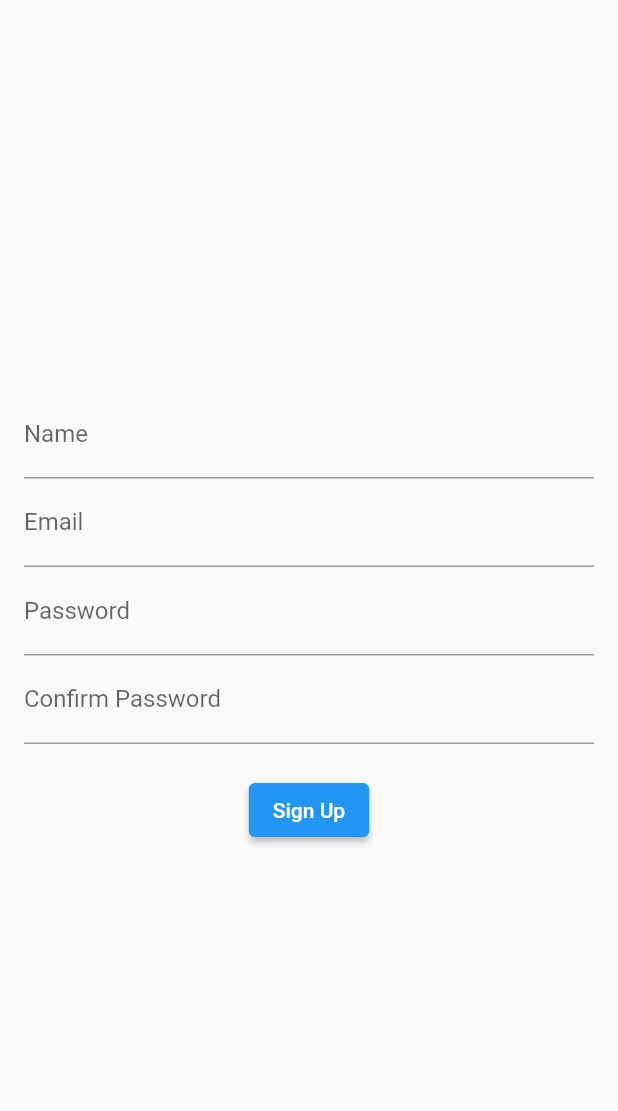
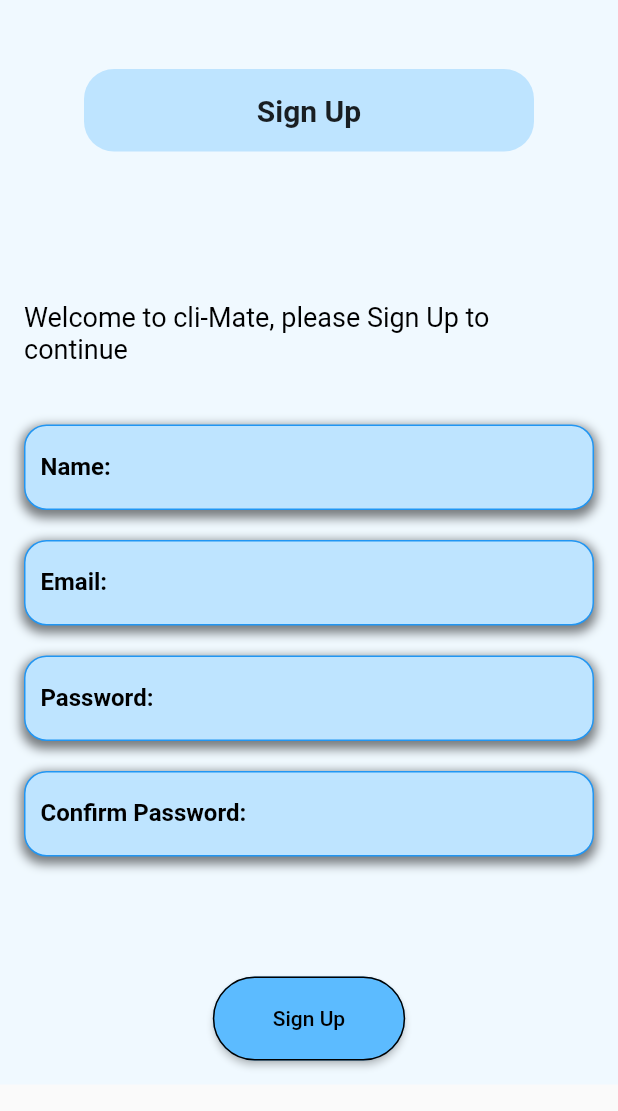
Before and after one commit to me-sanath/HackAI_Hack-230354, a Flutter app: the SignUpPage screen opened directly, on a phone screen of 412 x 824 dp. Shown: the top 1111 px of the screen. Run offline on Flutter 3.47's test engine with Material 2 defaults, Android fonts, the phone set to English and light mode, and no system bars; our stand-ins replace curved_navigation_bar, geocoding, geolocator.

Commit message:
Sign up page

```diff
--- a/first_app/lib/pages/signup.dart
+++ b/first_app/lib/pages/signup.dart
@@ -2,11 +2,6 @@
 import 'TemperaturePreferencesPage.dart';
 import 'package:http/http.dart' as http;
 import 'dart:convert';
-
-// If you want to run the page uncomment:
-// void main(){
-//   runApp(SignUp());
-// }
 
 class SignUp extends StatelessWidget {
   @override
@@ -45,7 +40,6 @@
         'password': password,
       };
 
-      // Sanath send the data to django
       final response = await http.post(
         Uri.parse(
             'http://your-django-api-url/register/'), // Replace with your registration endpoint URL
@@ -56,7 +50,6 @@
       );
 
       if (response.statusCode == 200) {
-        // Sanath, successful registration, handle the response accordingly
         final String receivedUserId = 'user_id_from_django';
 
         setState(() {
@@ -72,7 +65,6 @@
           _message = 'Registration successful.';
         });
       } else {
-        // Sanath, registration failed, handle the error response
         setState(() {
           _message = 'Registration failed: ${response.body}';
         });
@@ -88,35 +80,127 @@
   @override
   Widget build(BuildContext context) {
     return Scaffold(
-      body: Padding(
+      resizeToAvoidBottomInset: false,
+      body: SingleChildScrollView(
+        child: Container(
+          color: const Color.fromARGB(
+              255, 240, 249, 255), // Set the background color to light blue
+          child: Center(
+            child: Padding(
               padding: const EdgeInsets.all(16.0),
               child: Column(
-          mainAxisAlignment: MainAxisAlignment.center,
+                mainAxisAlignment: MainAxisAlignment.start, // Changed to start
                 children: [
-            TextField(
-              controller: _nameController,
-              decoration: InputDecoration(labelText: 'Name'),
+                  SizedBox(height: 30),
+                  Container(
+                    width: 300,
+                    padding: const EdgeInsets.all(16.0),
+                    alignment: Alignment.center,
+                    decoration: BoxDecoration(
+                      color: Color.fromARGB(255, 190, 228, 255),
+                      borderRadius: BorderRadius.circular(20),
                     ),
-            TextField(
-              controller: _emailController,
-              decoration: InputDecoration(labelText: 'Email'),
+                    child: Text(
+                      'Sign Up',
+                      style: TextStyle(
+                        fontSize: 20,
+                        fontWeight: FontWeight.bold,
                       ),
-            TextField(
-              controller: _passwordController,
-              obscureText: true,
-              decoration: InputDecoration(labelText: 'Password'),
                     ),
-            TextField(
-              controller: _confirmPasswordController,
-              obscureText: true,
-              decoration: InputDecoration(labelText: 'Confirm Password'),
                   ),
+                  SizedBox(height: 100), // Increased the top spacing
+                  Text(
+                    'Welcome to cli-Mate, please Sign Up to continue',
+                    style: TextStyle(
+                      color: Colors.black,
+                      fontSize: 18.0,
+                    ),
+                  ),
+                  SizedBox(
+                      height: 40), // Increased spacing below the description
+                  _buildTextField(_nameController, 'Name:'),
                   SizedBox(height: 20),
+                  _buildTextField(_emailController, 'Email:'),
+                  SizedBox(height: 20),
+                  _buildTextField(_passwordController, 'Password:',
+                      isPassword: true),
+                  SizedBox(height: 20),
+                  _buildTextField(
+                      _confirmPasswordController, 'Confirm Password:',
+                      isPassword: true),
+                  SizedBox(height: 80),
                   ElevatedButton(
                     onPressed: _signUp,
+                    style: ButtonStyle(
+                      backgroundColor: MaterialStateProperty.all<Color>(
+                        Color.fromARGB(255, 92, 187, 255),
+                      ),
+                      foregroundColor: MaterialStateProperty.all<Color>(
+                        Colors.black, // Set the font color to black
+                      ),
+                      shape: MaterialStateProperty.all<RoundedRectangleBorder>(
+                        RoundedRectangleBorder(
+                          borderRadius: BorderRadius.circular(
+                              30.0), // Adjust the radius for all sides
+                          side: BorderSide(
+                              color: Colors
+                                  .black), // Set the border color to black
+                        ),
+                      ),
+                      padding: MaterialStateProperty.all<EdgeInsetsGeometry>(
+                        EdgeInsets.symmetric(
+                            horizontal: 40.0,
+                            vertical:
+                                20.0), // Increase padding for the horizontal direction
+                      ),
+                    ),
                     child: Text('Sign Up'),
                   ),
                 ],
+              ),
+            ),
+          ),
+        ),
+      ),
+    );
+  }
+
+  Widget _buildTextField(TextEditingController controller, String labelText,
+      {bool isPassword = false}) {
+    return Container(
+      decoration: BoxDecoration(
+        color: Color.fromARGB(255, 190, 228, 255), // Set the background color
+        borderRadius:
+            BorderRadius.circular(15.0), // Adjust the radius as needed
+        border: Border.all(
+          width: 1.0,
+          color: Colors.blue, // Set the border color to blue for text fields
+        ),
+        boxShadow: [
+          BoxShadow(
+            color: Colors.black
+                .withOpacity(0.5), // Shadow color (black with opacity)
+            spreadRadius: 2, // Spread radius
+            blurRadius: 5, // Blur radius
+            offset: Offset(0, 3), // Offset in the x and y direction
+          ),
+        ],
+      ),
+      child: TextField(
+        controller: controller,
+        obscureText: isPassword,
+        style: TextStyle(
+          color: Colors.black,
+          fontWeight: FontWeight.bold,
+        ), // Text color
+        decoration: InputDecoration(
+          labelText: labelText,
+          labelStyle: TextStyle(color: Colors.black), // Label text color
+          border: InputBorder.none, // Remove the default input border
+          contentPadding: EdgeInsets.symmetric(
+            horizontal: 10.0,
+            vertical: 10.0,
+          ),
         ),
       ),
     );
```
Lines whose indentation alone changed are shown as unchanged.
